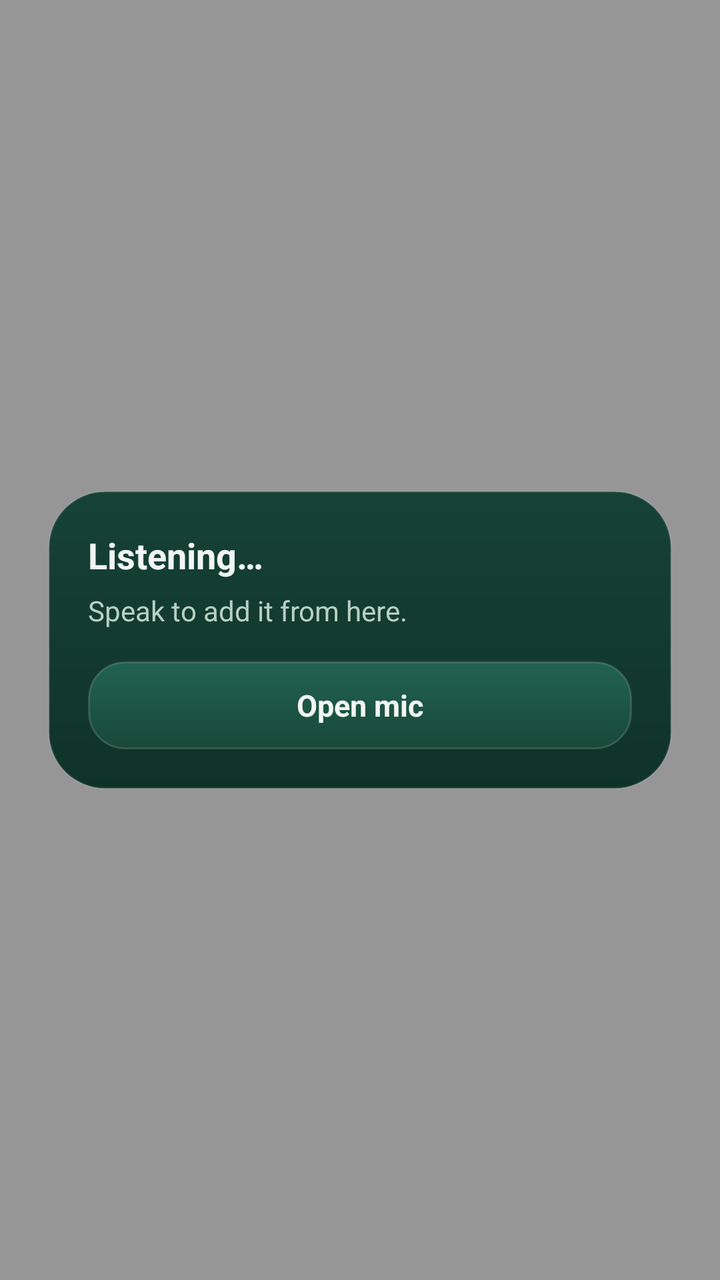
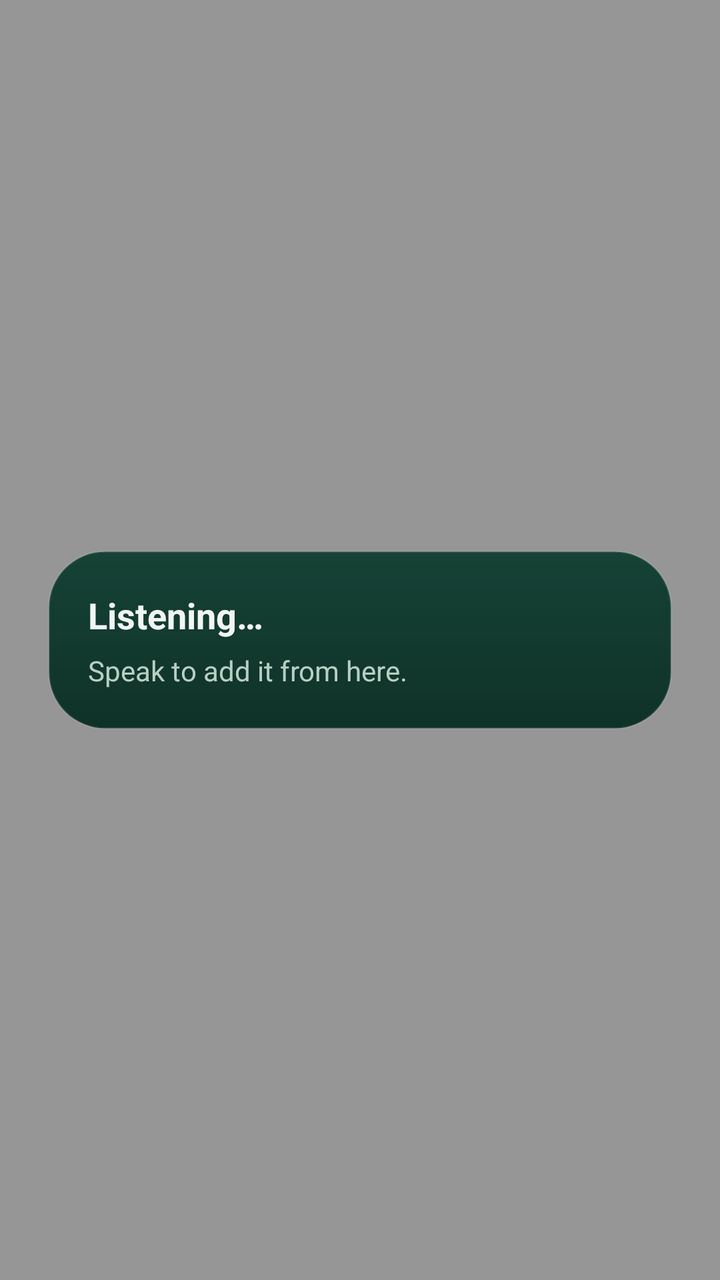

Two renders of the same Android screen: before a commit and after it. Below are the layout's source before the change and the commit's diff.
<!-- AndroidManifest.xml: application theme Theme.LedgerAI -->
<!-- res/layout/widget_listen.xml -->
<?xml version="1.0" encoding="utf-8"?>
<FrameLayout xmlns:android="http://schemas.android.com/apk/res/android"
    android:id="@+id/widget_listen_scrim"
    android:layout_width="match_parent"
    android:layout_height="match_parent"
    android:background="#66000000"
    android:padding="24dp">

    <LinearLayout
        android:layout_width="match_parent"
        android:layout_height="wrap_content"
        android:layout_gravity="center"
        android:background="@drawable/widget_canvas_dark"
        android:clickable="true"
        android:focusable="true"
        android:orientation="vertical"
        android:padding="20dp">

        <TextView
            android:layout_width="match_parent"
            android:layout_height="wrap_content"
            android:text="Listening…"
            android:textColor="#F2F6F3"
            android:textSize="18sp"
            android:textStyle="bold" />

        <TextView
            android:id="@+id/widget_listen_heard"
            android:layout_width="match_parent"
            android:layout_height="wrap_content"
            android:layout_marginTop="6dp"
            android:text="Speak to add it from here."
            android:textColor="#B9CFC4"
            android:textSize="14sp" />

        <LinearLayout
            android:id="@+id/widget_suggestions"
            android:layout_width="match_parent"
            android:layout_height="wrap_content"
            android:orientation="vertical" />

        <TextView
            android:id="@+id/widget_listen_open"
            android:layout_width="match_parent"
            android:layout_height="44dp"
            android:layout_marginTop="16dp"
            android:background="@drawable/widget_btn_mic"
            android:gravity="center"
            android:text="Open mic"
            android:textColor="#F2F6F3"
            android:textSize="15sp"
            android:textStyle="bold" />
    </LinearLayout>
</FrameLayout>
<!-- resources referenced by this layout -->
<resources>
  <!-- drawable widget_btn_mic (drawable) -->
  <?xml version="1.0" encoding="utf-8"?>
  <shape xmlns:android="http://schemas.android.com/apk/res/android"
      android:shape="rectangle">
      <gradient
          android:angle="270"
          android:startColor="#226250"
          android:endColor="#184838" />
      <corners android:radius="18dp" />
      <stroke
          android:width="1dp"
          android:color="#24FFFFFF" />
  </shape>
  <!-- drawable widget_canvas_dark (drawable) -->
  <?xml version="1.0" encoding="utf-8"?>
  <shape xmlns:android="http://schemas.android.com/apk/res/android"
      android:shape="rectangle">
      <gradient
          android:angle="270"
          android:startColor="#164236"
          android:endColor="#0F3228" />
      <corners android:radius="28dp" />
      <stroke
          android:width="1dp"
          android:color="#1AFFFFFF" />
  </shape>
  <style name="Theme.LedgerAI" parent="android:Theme.Material.Light.NoActionBar" />
</resources>

<!-- the commit's change to res/layout/widget_listen.xml (unified diff, before → after) -->
@@ -38,17 +38,5 @@
             android:layout_width="match_parent"
             android:layout_height="wrap_content"
             android:orientation="vertical" />
-
-        <TextView
-            android:id="@+id/widget_listen_open"
-            android:layout_width="match_parent"
-            android:layout_height="44dp"
-            android:layout_marginTop="16dp"
-            android:background="@drawable/widget_btn_mic"
-            android:gravity="center"
-            android:text="Open mic"
-            android:textColor="#F2F6F3"
-            android:textSize="15sp"
-            android:textStyle="bold" />
     </LinearLayout>
 </FrameLayout>
<!-- resource entries referenced after the edit -->
@@ -1,18 +1,5 @@
 <!-- resources referenced by this layout -->
 <resources>
-  <!-- drawable widget_btn_mic (drawable) -->
-  <?xml version="1.0" encoding="utf-8"?>
-  <shape xmlns:android="http://schemas.android.com/apk/res/android"
-      android:shape="rectangle">
-      <gradient
-          android:angle="270"
-          android:startColor="#226250"
-          android:endColor="#184838" />
-      <corners android:radius="18dp" />
-      <stroke
-          android:width="1dp"
-          android:color="#24FFFFFF" />
-  </shape>
   <!-- drawable widget_canvas_dark (drawable) -->
   <?xml version="1.0" encoding="utf-8"?>
   <shape xmlns:android="http://schemas.android.com/apk/res/android"
